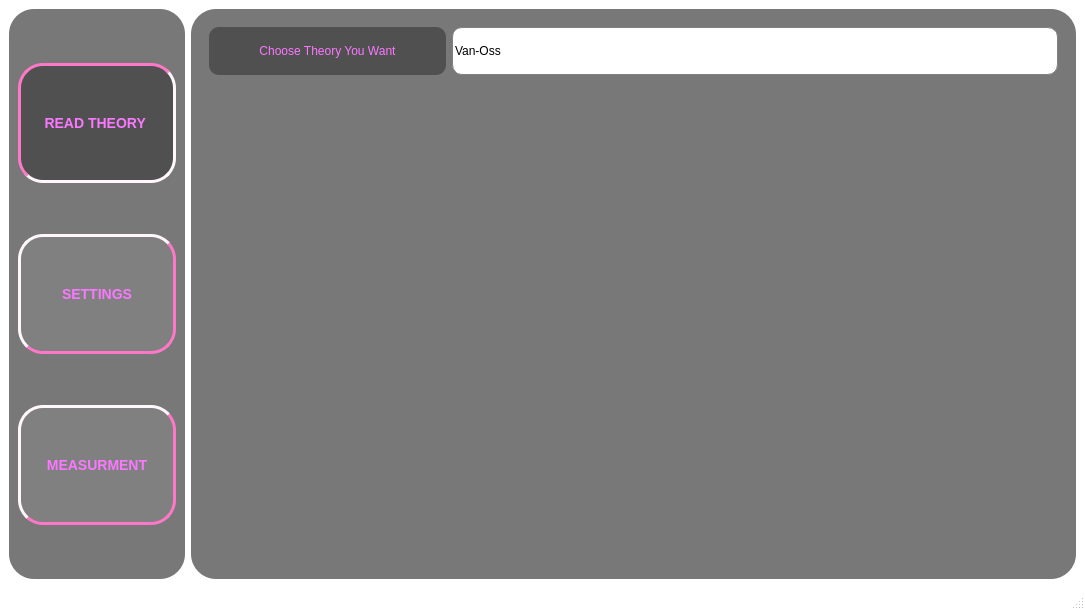
Before: the Qt Designer form interfaces/MainWindow_v2.ui in plailok/python_SurfaceFreeEnergy_pyqt, drawn with Qt 5.
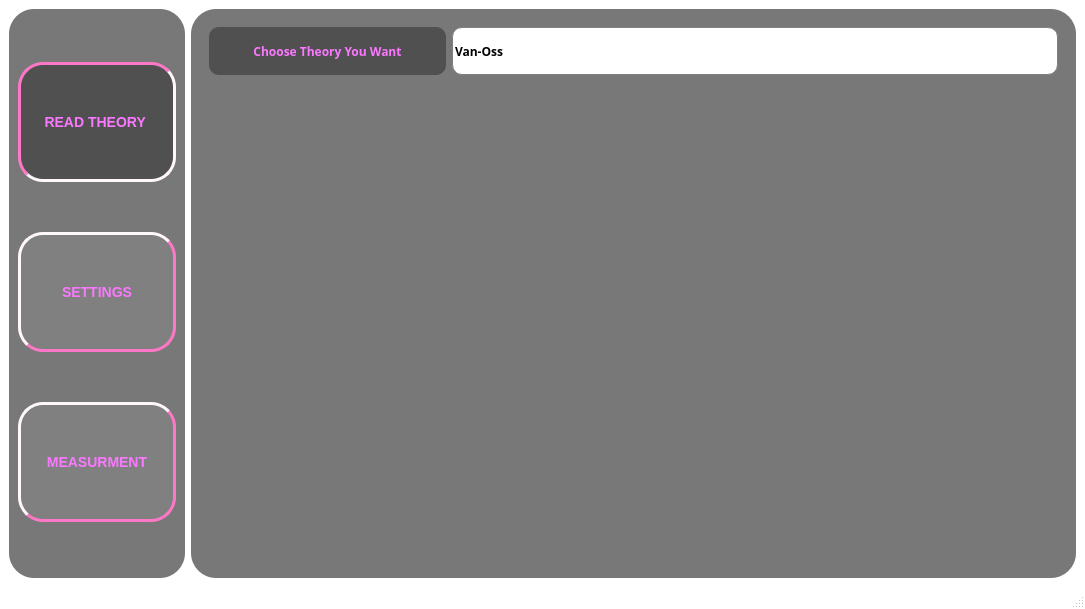
After: the same form once the commit is applied.

Commit message: add settings widget to main window add dialog for liquid choose add sygnals for all buttons (except measurment)

Patch:
```diff
--- a/interfaces/MainWindow_v2.ui
+++ b/interfaces/MainWindow_v2.ui
@@ -7,7 +7,7 @@
     <x>0</x>
     <y>0</y>
     <width>1085</width>
-    <height>610</height>
+    <height>609</height>
    </rect>
   </property>
   <property name="windowTitle">
@@ -92,6 +92,9 @@
            <property name="default">
             <bool>false</bool>
            </property>
+           <property name="flat">
+            <bool>false</bool>
+           </property>
           </widget>
          </item>
          <item row="0" column="0">
@@ -197,6 +200,7 @@
 	color:rgb(250, 120, 255);
 	background-color: rgb(80, 80, 80);
 	border-radius: 10px;
+	font: bold, 14px
 }</string>
               </property>
               <property name="text">
@@ -233,6 +237,7 @@
     border-radius: 10px;
     padding: 5px 2px 5px 2px;
     min-width: 600px;
+	font: bold, 14px;
 }
 QComboBox::drop-down {
     border: 0px;
@@ -273,6 +278,9 @@
                 <verstretch>0</verstretch>
                </sizepolicy>
               </property>
+              <property name="styleSheet">
+               <string notr="true">border-radius: 15px</string>
+              </property>
               <layout class="QGridLayout" name="gridLayout_5"/>
              </widget>
             </item>
```
Left out of the diff: 3 changed lines with no effect on the pictures. The commit also changes 3 other files.
